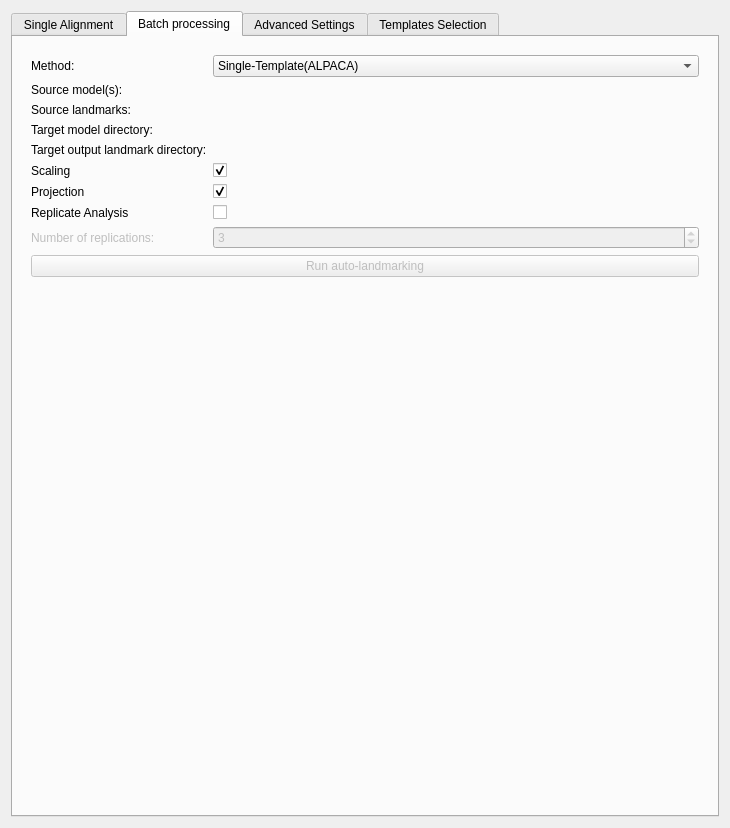
SlicerMorph/SlicerMorph, file ALPACA/Resources/UI/ALPACA.ui: the form before one commit.
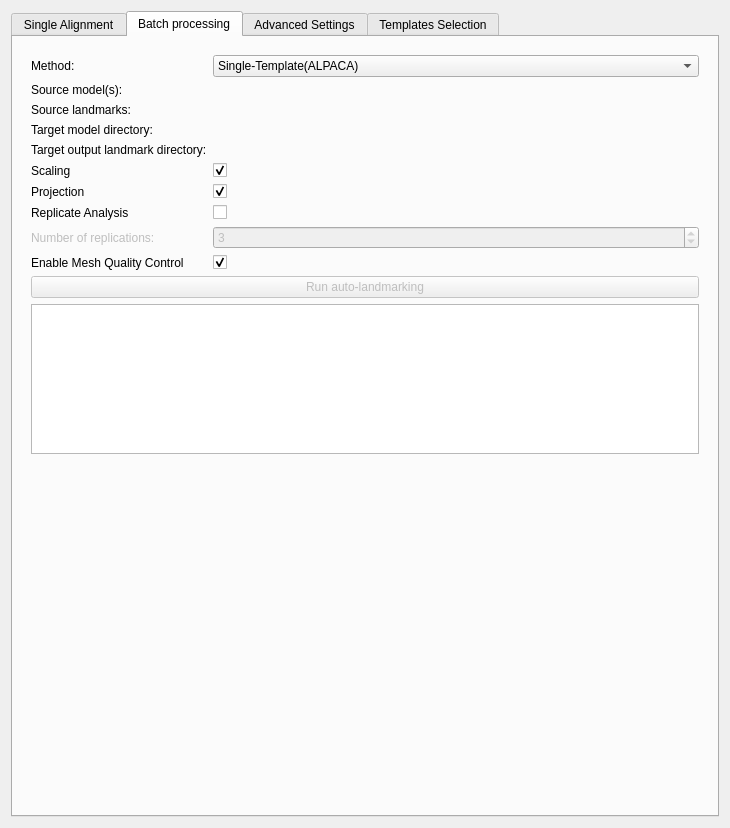
The form after the commit. The open tabs and pages were chosen to show the change. Custom widgets are drawn as their Qt base class.

Commit message:
Fix ALPACA bugs: variable swaps, mesh QC, batch progress, API updates
- Fix swapped source/target variables in rigid alignment and point cloud steps
- Add mesh quality check (degenerate triangle detection) before ALPACA processing
- Fix batch processing progress bar to update correctly
- Replace deprecated AddFiducialFromArray with AddControlPoint + vtkVector3d
- Replace deprecated GetNthControlPointPositionVector with GetNthControlPointPosition
- Fix legacy module variable naming and progress tracking

```diff
--- a/ALPACA/Resources/UI/ALPACA.ui
+++ b/ALPACA/Resources/UI/ALPACA.ui
@@ -580,7 +580,24 @@
             </property>
            </widget>
           </item>
-          <item row="10" column="0" colspan="2">
+          <item row="10" column="0">
+           <widget class="QLabel" name="meshQCLabel">
+            <property name="text">
+             <string>Enable Mesh Quality Control</string>
+            </property>
+           </widget>
+          </item>
+          <item row="10" column="1">
+           <widget class="QCheckBox" name="meshQCCheckBox">
+            <property name="toolTip">
+             <string>If checked, ALPACA will perform quality control checks on all meshes before processing to detect NaN values and other potential issues.</string>
+            </property>
+            <property name="checked">
+             <bool>true</bool>
+            </property>
+           </widget>
+          </item>
+          <item row="11" column="0" colspan="2">
            <widget class="QPushButton" name="applyLandmarkMultiButton">
             <property name="enabled">
              <bool>false</bool>
@@ -593,6 +610,31 @@
             </property>
            </widget>
           </item>
+          <item row="12" column="0" colspan="2">
+           <widget class="QPlainTextEdit" name="batchProgressInfo">
+            <property name="sizePolicy">
+             <sizepolicy hsizetype="Preferred" vsizetype="Expanding">
+              <horstretch>0</horstretch>
+              <verstretch>0</verstretch>
+             </sizepolicy>
+            </property>
+            <property name="maximumSize">
+             <size>
+              <width>16777215</width>
+              <height>150</height>
+             </size>
+            </property>
+            <property name="readOnly">
+             <bool>true</bool>
+            </property>
+            <property name="plainText">
+             <string/>
+            </property>
+            <property name="placeholderText">
+             <string>Batch processing progress will be displayed here...</string>
+            </property>
+           </widget>
+          </item>
          </layout>
         </widget>
        </item>
```
The commit also changes 2 other files.
